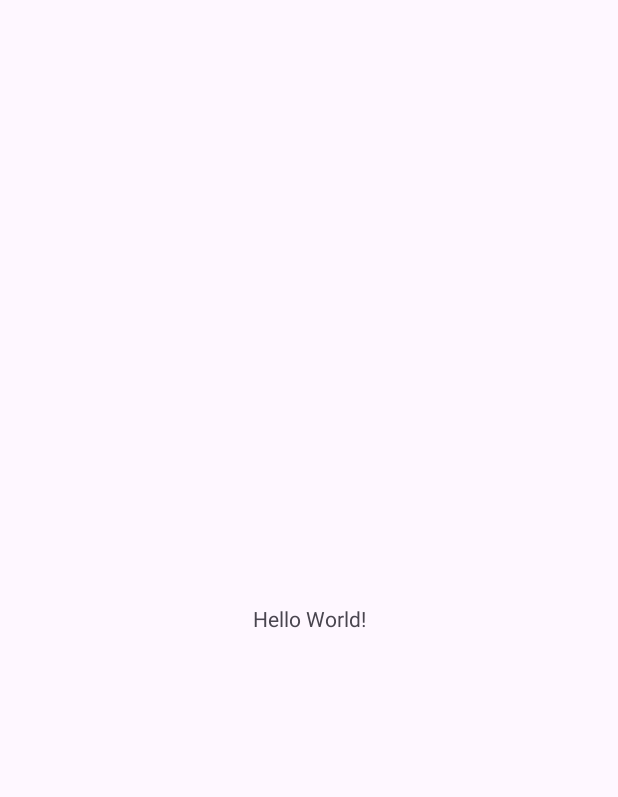
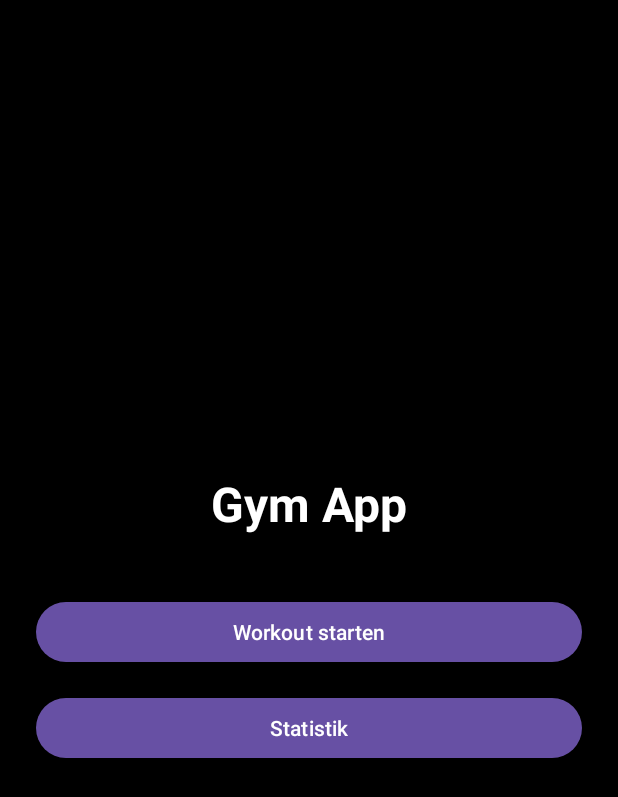
Before and after one commit to BjMei/Gym-App, an Android app: the screen it shows after launch (MainActivity), on a phone screen of 412 x 824 dp. Before the commit the part shown is almost empty. Shown: the top 797 px of the screen. Run offline under Robolectric (Android 15) with nearby library versions, the phone set to English and light mode, and no system bars.

Commit message:
add new class / xml

```diff
--- a/app/src/main/AndroidManifest.xml
+++ b/app/src/main/AndroidManifest.xml
@@ -12,6 +12,12 @@
         android:supportsRtl="true"
         android:theme="@style/Theme.GymApp">
         <activity
+            android:name=".PushAktivity"
+            android:exported="false" />
+        <activity
+            android:name=".WorkoutActivity"
+            android:exported="false" />
+        <activity
             android:name=".MainActivity"
             android:exported="true">
             <intent-filter>
--- a/app/src/main/java/com/example/gym_app/MainActivity.java
+++ b/app/src/main/java/com/example/gym_app/MainActivity.java
@@ -1,24 +1,34 @@
 package com.example.gym_app;
 
+import android.content.Intent;
 import android.os.Bundle;
-
-import androidx.activity.EdgeToEdge;
+import android.view.View;
+import android.widget.Button;
 import androidx.appcompat.app.AppCompatActivity;
-import androidx.core.graphics.Insets;
-import androidx.core.view.ViewCompat;
-import androidx.core.view.WindowInsetsCompat;
 
 public class MainActivity extends AppCompatActivity {
 
     @Override
     protected void onCreate(Bundle savedInstanceState) {
         super.onCreate(savedInstanceState);
-        EdgeToEdge.enable(this);
-        setContentView(R.layout.activity_main);
-        ViewCompat.setOnApplyWindowInsetsListener(findViewById(R.id.main), (v, insets) -> {
-            Insets systemBars = insets.getInsets(WindowInsetsCompat.Type.systemBars());
-            v.setPadding(systemBars.left, systemBars.top, systemBars.right, systemBars.bottom);
-            return insets;
+        setContentView(R.layout.activity_main);                             // verbindet Java mit deiner XML
+
+        Button startWorkoutBtn = findViewById(R.id.btnStartWorkout);
+        Button statsBtn = findViewById(R.id.btnStats);                      // holt Buttons aus dem Layout
+
+        startWorkoutBtn.setOnClickListener(new View.OnClickListener() {     // reagiert auf Klicks
+            @Override
+            public void onClick(View view) {
+                startActivity(new Intent(MainActivity.this, WorkoutActivity.class));
+
+            }
+        });
+
+        statsBtn.setOnClickListener(new View.OnClickListener() {
+            @Override
+            public void onClick(View view) {
+                // später: StatsActivity starten
+            }
         });
     }
 }
--- a/app/src/main/res/layout/activity_main.xml
+++ b/app/src/main/res/layout/activity_main.xml
@@ -1,19 +1,33 @@
 <?xml version="1.0" encoding="utf-8"?>
-<androidx.constraintlayout.widget.ConstraintLayout xmlns:android="http://schemas.android.com/apk/res/android"
-    xmlns:app="http://schemas.android.com/apk/res-auto"
-    xmlns:tools="http://schemas.android.com/tools"
-    android:id="@+id/main"
+<LinearLayout xmlns:android="http://schemas.android.com/apk/res/android"
     android:layout_width="match_parent"
     android:layout_height="match_parent"
-    tools:context=".MainActivity">
+    android:orientation="vertical"
+    android:padding="24dp"
+    android:gravity="center"
+    android:background="@android:color/black">
 
     <TextView
+        android:id="@+id/title"
         android:layout_width="wrap_content"
         android:layout_height="wrap_content"
-        android:text="Hello World!"
-        app:layout_constraintBottom_toBottomOf="parent"
-        app:layout_constraintEnd_toEndOf="parent"
-        app:layout_constraintStart_toStartOf="parent"
-        app:layout_constraintTop_toTopOf="parent" />
+        android:text="Gym App"
+        android:textSize="32sp"
+        android:textStyle="bold"
+        android:textColor="@android:color/white"
+        android:layout_marginBottom="40dp"/>
 
-</androidx.constraintlayout.widget.ConstraintLayout>
+    <Button
+        android:id="@+id/btnStartWorkout"
+        android:layout_width="match_parent"
+        android:layout_height="wrap_content"
+        android:text="Workout starten"
+        android:layout_marginBottom="16dp"/>
+
+    <Button
+        android:id="@+id/btnStats"
+        android:layout_width="match_parent"
+        android:layout_height="wrap_content"
+        android:text="Statistik"/>
+
+</LinearLayout>
```
Also changed, not shown: app/src/main/java/com/example/gym_app/PushAktivity.java (added, +24 -0 lines), app/src/main/java/com/example/gym_app/WorkoutActivity.java (added, +31 -0 lines), app/src/main/res/layout/activity_push_aktivity.xml (added, +10 -0 lines), app/src/main/res/layout/activity_workout.xml (added, +55 -0 lines).
